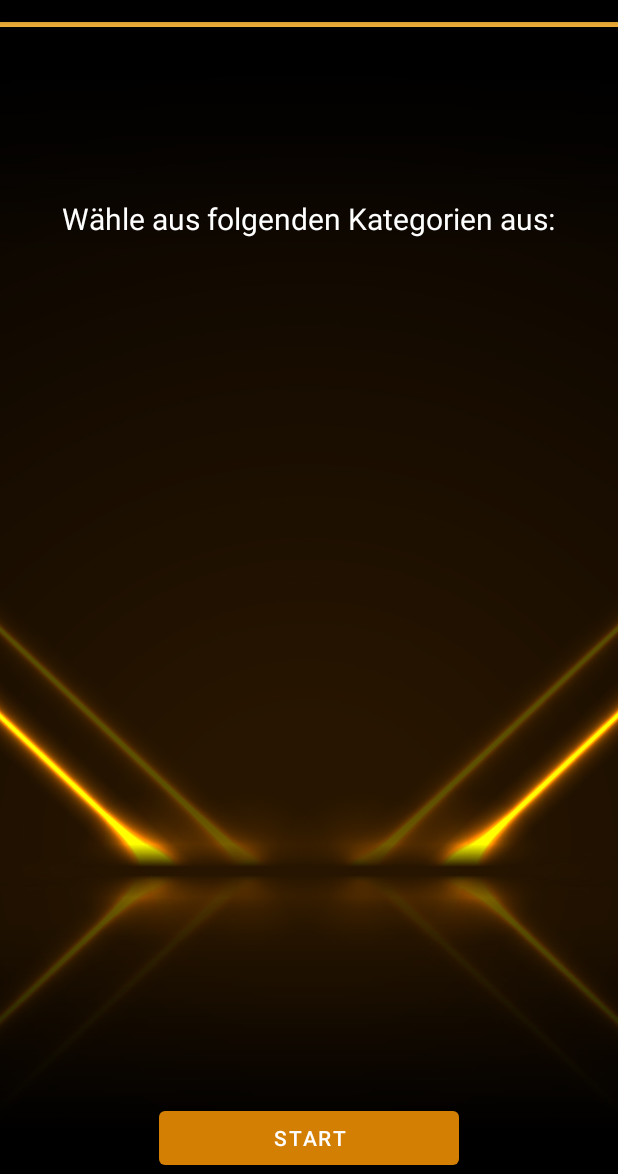
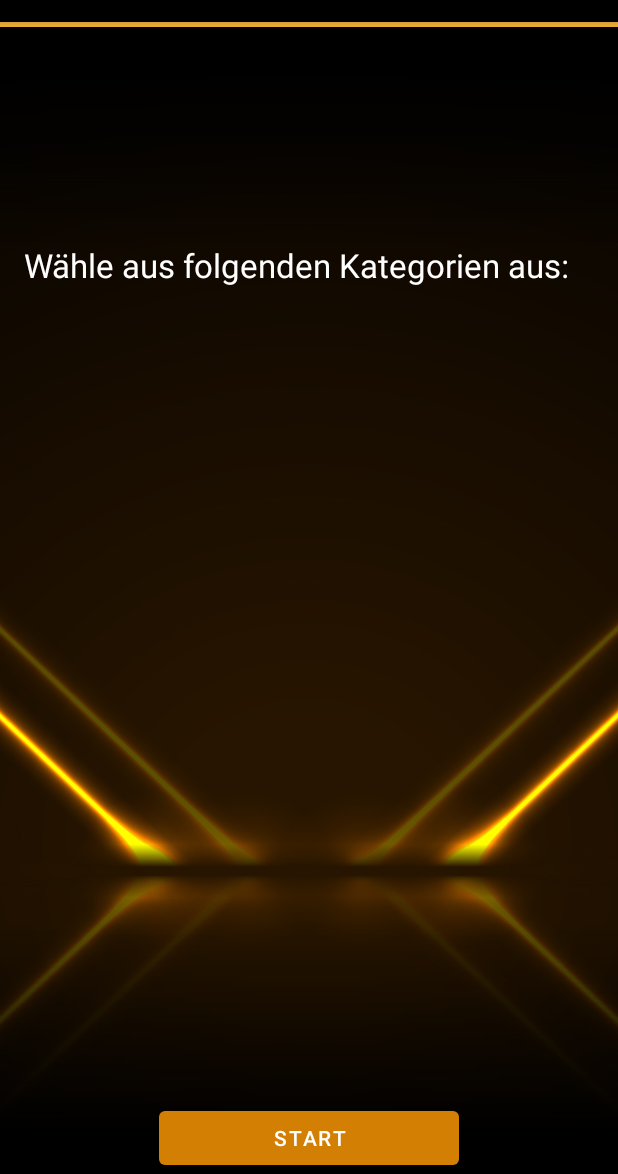
Before and after one commit to DavoudTavakol/TiM-Quizduell, an Android app: the layout gameid_screen.xml on its own in the app's theme, with its tools: preview values and no code run, on a phone screen of 412 x 824 dp, the part 62-1236 px from its top. Run offline under Robolectric (Android 15) with nearby library versions, the phone set to English and light mode, and no system bars.

Commit message:
just some little adjustments

```diff
--- a/quiz-frontend/app/src/main/java/de/mmapp/quiz_frontend/CategoriesActivity.kt
+++ b/quiz-frontend/app/src/main/java/de/mmapp/quiz_frontend/CategoriesActivity.kt
@@ -40,7 +40,7 @@ class CategoriesActivity : AppCompatActivity() {
             checkbox.id = countCategories
             countCategories++
             checkbox.setTextColor(Color.WHITE)
-            checkbox.textSize = 20F
+            checkbox.textSize = 22F
 
             // add TextView to LinearLayout
              ll_game_layout.addView(checkbox)
--- a/quiz-frontend/app/src/main/res/layout/activity_main.xml
+++ b/quiz-frontend/app/src/main/res/layout/activity_main.xml
@@ -45,7 +45,7 @@
             android:layout_height="wrap_content"
             android:layout_gravity="center"
             android:text="Willkommen"
-            android:textSize="40dp"
+            android:textSize="35dp"
             android:textColor="@color/white"
             app:layout_constraintBottom_toBottomOf="parent"
             app:layout_constraintLeft_toLeftOf="parent"
--- a/quiz-frontend/app/src/main/res/layout/gameid_screen.xml
+++ b/quiz-frontend/app/src/main/res/layout/gameid_screen.xml
@@ -53,12 +53,13 @@ tools:context=".CategoriesActivity">
             app:layout_constraintTop_toTopOf="parent" />
 
         <TextView
-            android:textColor="@color/white"
+            android:textColor="@color/gold"
             android:id ="@+id/gameId"
             android:layout_width="wrap_content"
             android:layout_height="wrap_content"
             android:layout_gravity="center"
             android:textSize="40dp"
+            android:layout_marginTop="30dp"
             android:layout_marginBottom="30dp"
             app:layout_constraintBottom_toBottomOf="parent"
             app:layout_constraintLeft_toLeftOf="parent"
@@ -69,9 +70,8 @@ tools:context=".CategoriesActivity">
             android:textColor="@color/white"
             android:layout_width="wrap_content"
             android:layout_height="wrap_content"
-            android:layout_gravity="center"
             android:text="Wähle aus folgenden Kategorien aus:"
-            android:textSize="20dp"
+            android:textSize="22dp"
             app:layout_constraintBottom_toBottomOf="parent"
             app:layout_constraintLeft_toLeftOf="parent"
             app:layout_constraintRight_toRightOf="parent"
--- a/quiz-frontend/app/src/main/res/layout/waiting_screen.xml
+++ b/quiz-frontend/app/src/main/res/layout/waiting_screen.xml
@@ -43,11 +43,10 @@ tools:context=".MainActivity">
             android:id="@+id/greetingTwo"
             android:layout_width="wrap_content"
             android:layout_height="wrap_content"
-            android:layout_gravity="center"
             android:text="Willkommen 'Nickname2'!"
-            android:textSize="25dp"
+            android:textSize="28dp"
             android:textColor="@android:color/white"
-            android:layout_marginTop="20dp"
+            android:layout_marginTop="50dp"
             app:layout_constraintBottom_toBottomOf="parent"
             app:layout_constraintLeft_toLeftOf="parent"
             app:layout_constraintRight_toRightOf="parent"
```
